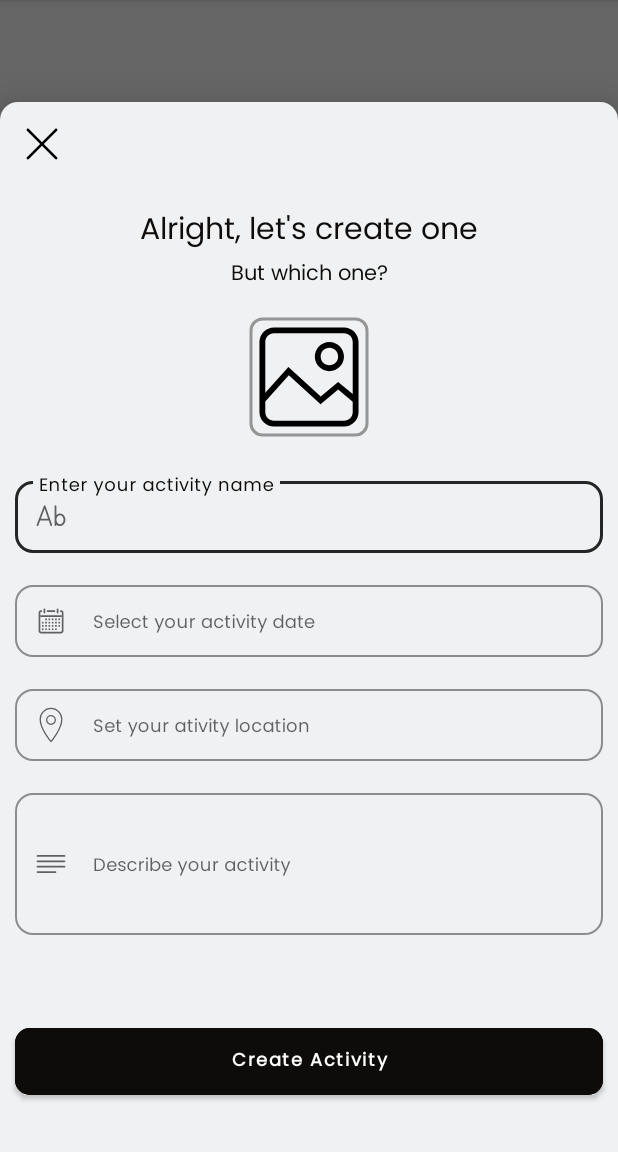
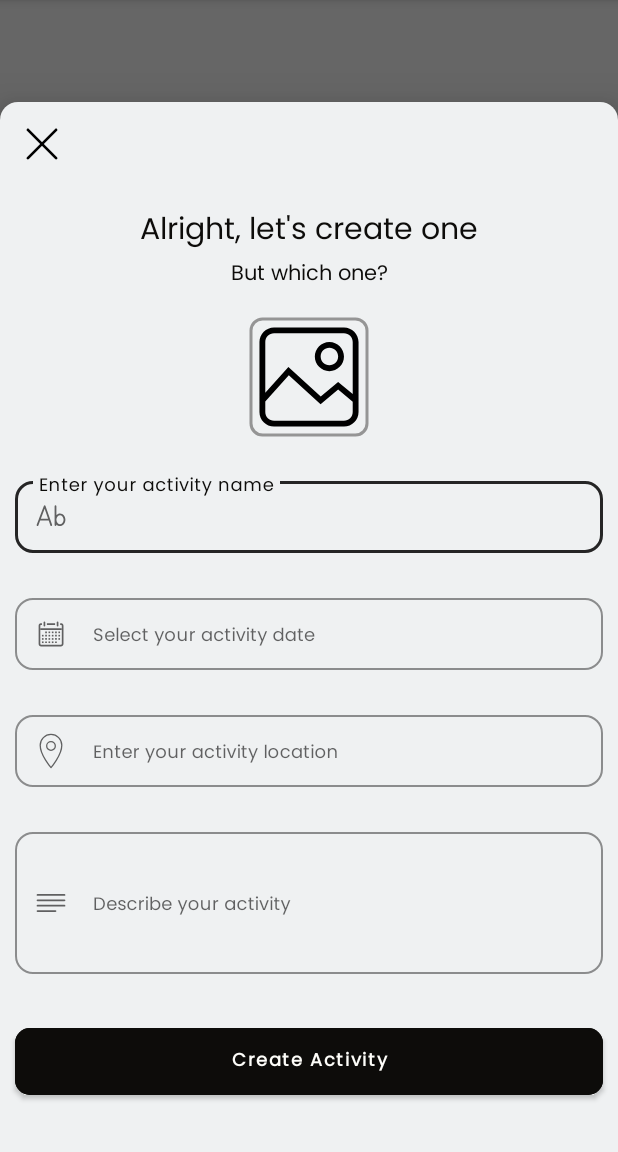
Before and after one commit to s12dar/Lyve, an Android app: the HomeFragment screen opened directly, with no data from a screen before it, after a tap on "Lyve", on a phone screen of 412 x 824 dp, the part 84-1236 px from its top. Run offline under Robolectric (Android 15) with nearby library versions, the phone set to English and light mode, and no system bars; our stand-ins replace Firebase (no records; nobody signed in at launch, a user with empty details on screens opened directly).

Commit message:
Validator modifications in CalendarConstraints. And some minor changes in activity location field.

```diff
--- a/app/src/main/java/com/lyvetech/lyve/ui/fragments/main/HomeFragment.kt
+++ b/app/src/main/java/com/lyvetech/lyve/ui/fragments/main/HomeFragment.kt
@@ -21,15 +21,14 @@ import androidx.activity.result.ActivityResultLauncher
 import androidx.activity.result.contract.ActivityResultContracts
 import androidx.annotation.RequiresApi
 import androidx.fragment.app.Fragment
-import androidx.fragment.app.FragmentActivity
 import androidx.recyclerview.widget.LinearLayoutManager
 import com.google.android.material.bottomsheet.BottomSheetBehavior
 import com.google.android.material.bottomsheet.BottomSheetDialog
 import com.google.android.material.datepicker.CalendarConstraints
 import com.google.android.material.datepicker.DateValidatorPointBackward
+import com.google.android.material.datepicker.DateValidatorPointForward
 import com.google.android.material.datepicker.MaterialDatePicker
 import com.google.android.material.textfield.TextInputLayout
-import com.google.common.io.Files.getFileExtension
 import com.google.firebase.Timestamp
 import com.google.firebase.auth.FirebaseAuth
 import com.google.firebase.firestore.FirebaseFirestore
@@ -102,6 +101,14 @@ class HomeFragment : Fragment() {
                     }
                 }
 
+                editable === mEtActivityLocation.editableText -> {
+                    val acName = mEtActivityLocation.text.toString().trim()
+                    if (acName.isNotBlank()) {
+                        // Setting the error on the layout is important to make the properties work. Kotlin synthetics are being used here
+                        mTilActivityLocation.error = null
+                    }
+                }
+
                 editable === mEtActivityDesc.editableText -> {
                     val acName = mEtActivityDesc.text.toString().trim()
                     if (acName.isNotBlank()) {
@@ -158,6 +165,7 @@ class HomeFragment : Fragment() {
 
         // Watch the fields in real time
         mEtActivityName.addTextChangedListener(watcher)
+        mEtActivityLocation.addTextChangedListener(watcher)
         mEtActivityDesc.addTextChangedListener(watcher)
 
         // Declare elements for activities recyclerview
@@ -205,7 +213,7 @@ class HomeFragment : Fragment() {
 
         val endDate = Calendar.getInstance()
         val startDate = Calendar.getInstance()
-        startDate.set(1500, 1, 1)
+        endDate.set(2022, 12, 31)
         val formatter: DateTimeFormatter = DateTimeFormatter.ofLocalizedDate(FormatStyle.MEDIUM)
         var dateDialog: MaterialDatePicker<Long>? = null
 
@@ -225,7 +233,7 @@ class HomeFragment : Fragment() {
                         CalendarConstraints.Builder()
                             .setStart(startDate.timeInMillis)
                             .setEnd(endDate.timeInMillis)
-                            .setValidator(DateValidatorPointBackward.now())
+                            .setValidator(DateValidatorPointForward.now())
                             .build()
 
                     // Build the dialog itself
--- a/app/src/main/res/layout/bottom_sheet_create_activity.xml
+++ b/app/src/main/res/layout/bottom_sheet_create_activity.xml
@@ -97,6 +97,7 @@
             app:boxCornerRadiusTopEnd="@dimen/text_field_corner"
             app:boxCornerRadiusTopStart="@dimen/text_field_corner"
             app:boxStrokeColor="@color/textColorSecondary"
+            app:errorEnabled="true"
             app:hintAnimationEnabled="true"
             app:hintTextColor="@color/black_dinner"
             app:startIconDrawable="@drawable/ic_title_24dp">
@@ -118,7 +119,6 @@
             android:layout_width="match_parent"
             android:layout_height="wrap_content"
             android:layout_marginHorizontal="@dimen/activity_horizontal_margin"
-            android:layout_marginTop="16dp"
             android:hint="@string/txt_activity_date"
             app:boxBackgroundColor="@color/transparent"
             app:boxCornerRadiusBottomEnd="@dimen/text_field_corner"
@@ -126,6 +126,7 @@
             app:boxCornerRadiusTopEnd="@dimen/text_field_corner"
             app:boxCornerRadiusTopStart="@dimen/text_field_corner"
             app:boxStrokeColor="@color/textColorSecondary"
+            app:errorEnabled="true"
             app:hintAnimationEnabled="true"
             app:hintTextColor="@color/black_dinner"
             app:startIconDrawable="@drawable/ic_calendar_24dp">
@@ -149,7 +150,6 @@
             android:layout_width="match_parent"
             android:layout_height="wrap_content"
             android:layout_marginHorizontal="@dimen/activity_horizontal_margin"
-            android:layout_marginTop="16dp"
             android:hint="@string/txt_activity_location"
             app:boxBackgroundColor="@color/transparent"
             app:boxCornerRadiusBottomEnd="@dimen/text_field_corner"
@@ -157,6 +157,7 @@
             app:boxCornerRadiusTopEnd="@dimen/text_field_corner"
             app:boxCornerRadiusTopStart="@dimen/text_field_corner"
             app:boxStrokeColor="@color/textColorSecondary"
+            app:errorEnabled="true"
             app:hintAnimationEnabled="true"
             app:hintTextColor="@color/black_dinner"
             app:startIconDrawable="@drawable/ic_location_24dp">
@@ -165,11 +166,9 @@
                 android:id="@+id/et_activity_location"
                 android:layout_width="match_parent"
                 android:layout_height="wrap_content"
-                android:clickable="true"
-                android:focusable="false"
-                android:inputType="none"
+                android:imeOptions="actionNext"
                 android:maxLines="1"
-                android:padding="0dp"
+                android:padding="@dimen/field_padding"
                 android:textCursorDrawable="@drawable/custom_cursor" />
 
         </com.google.android.material.textfield.TextInputLayout>
@@ -180,7 +179,6 @@
             android:layout_width="match_parent"
             android:layout_height="wrap_content"
             android:layout_marginHorizontal="@dimen/activity_horizontal_margin"
-            android:layout_marginTop="16dp"
             android:hint="@string/txt_activity_desc"
             app:boxBackgroundColor="@color/transparent"
             app:boxCornerRadiusBottomEnd="@dimen/text_field_corner"
@@ -188,6 +186,7 @@
             app:boxCornerRadiusTopEnd="@dimen/text_field_corner"
             app:boxCornerRadiusTopStart="@dimen/text_field_corner"
             app:boxStrokeColor="@color/textColorSecondary"
+            app:errorEnabled="true"
             app:hintAnimationEnabled="true"
             app:hintTextColor="@color/black_dinner"
             app:startIconDrawable="@drawable/ic_description_24dp">
--- a/app/src/main/res/values/strings.xml
+++ b/app/src/main/res/values/strings.xml
@@ -33,7 +33,7 @@
     <string name="btn_physical_ac">Physical</string>
     <string name="txt_activity_name">Enter your activity name</string>
     <string name="txt_activity_desc">Describe your activity</string>
-    <string name="txt_activity_location">Set your ativity location</string>
+    <string name="txt_activity_location">Enter your activity location</string>
     <string name="txt_activity_date">Select your activity date</string>
     <string name="btn_create_activity">Create Activity</string>
 
```
